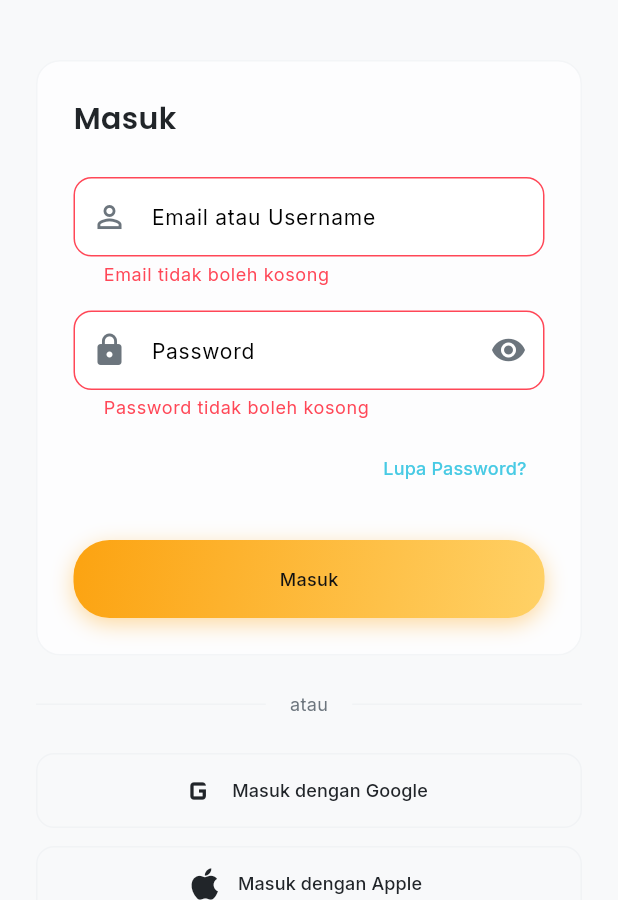
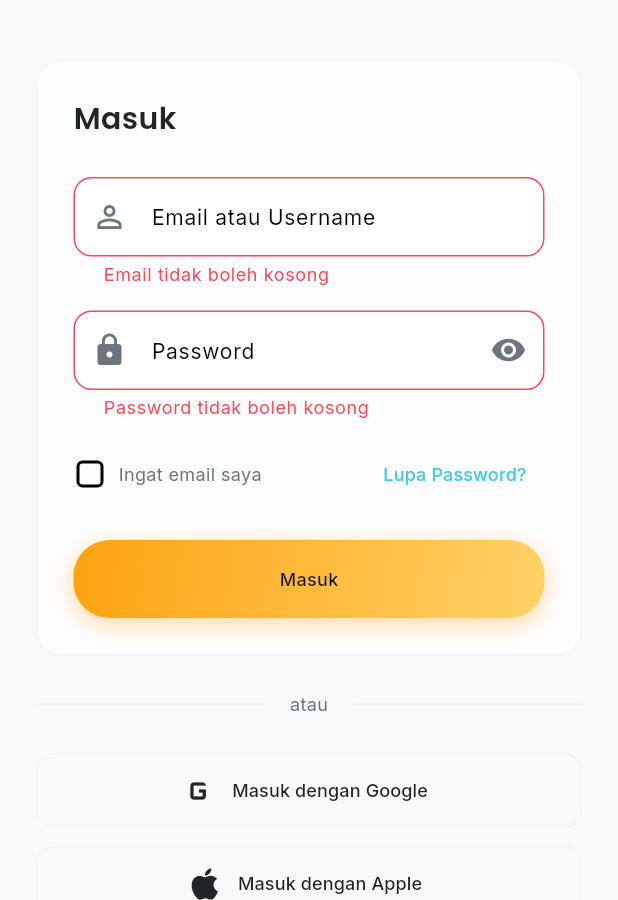
Before and after one commit to TNzRexzy/doctor_computer_flutter, a Flutter app: the LoginScreen screen opened by its route, after a tap on "Masuk", on a phone screen of 412 x 824 dp, the part 336-1236 px from its top. Run offline on Flutter 3.47's test engine with Material 3 defaults, Android fonts, the phone set to English and light mode, and no system bars; our stand-ins replace cached_network_image, flutter_dotenv, flutter_map, google_fonts, latlong2, shared_preferences and 3 more; accounts and stored records are empty; network calls fail.

Commit message:
feat(auth, orders): implement session auto-relogin, remember email option, and persistent order sync

```diff
--- a/lib/core/constants/app_constants.dart
+++ b/lib/core/constants/app_constants.dart
@@ -4,7 +4,7 @@ class AppConstants {
 
   static const String appName = 'Doctor Computer';
   static const String appTagline = 'Your Trusted Tech Partner';
-  static const String appVersion = '1.0.1-beta';
+  static const String appVersion = '1.0.2-beta';
 
   static const double standardBuildFee = 250000.0;
   static const double premiumBuildFee = 500000.0;
--- a/lib/screens/auth/login_screen.dart
+++ b/lib/screens/auth/login_screen.dart
@@ -1,5 +1,6 @@
 import 'package:flutter/material.dart';
 import 'package:provider/provider.dart';
+import 'package:shared_preferences/shared_preferences.dart';
 import 'package:doctor_computer/core/theme/app_colors.dart';
 import 'package:doctor_computer/core/theme/app_text_styles.dart';
 import 'package:doctor_computer/core/utils/validators.dart';
@@ -21,6 +22,28 @@ class _LoginScreenState extends State<LoginScreen> {
   final _emailController = TextEditingController();
   final _passwordController = TextEditingController();
   bool _obscurePassword = true;
+  bool _rememberEmail = false;
+
+  @override
+  void initState() {
+    super.initState();
+    _loadSavedEmail();
+  }
+
+  Future<void> _loadSavedEmail() async {
+    try {
+      final prefs = await SharedPreferences.getInstance();
+      final savedEmail = prefs.getString('saved_login_email');
+      if (savedEmail != null && savedEmail.isNotEmpty) {
+        setState(() {
+          _emailController.text = savedEmail;
+          _rememberEmail = true;
+        });
+      }
+    } catch (e) {
+      debugPrint('Error loading saved email: $e');
+    }
+  }
 
   @override
   void dispose() {
@@ -32,6 +55,20 @@ class _LoginScreenState extends State<LoginScreen> {
   void _login() async {
     if (_formKey.currentState?.validate() ?? false) {
       final input = _emailController.text.trim();
+      final auth = context.read<AuthProvider>();
+
+      // Persist or clear remembered email
+      try {
+        final prefs = await SharedPreferences.getInstance();
+        if (_rememberEmail) {
+          await prefs.setString('saved_login_email', input);
+        } else {
+          await prefs.remove('saved_login_email');
+        }
+      } catch (e) {
+        debugPrint('Error saving remembered email: $e');
+      }
+
       String email = input;
       if (input.toLowerCase() == 'admin') {
         email = 'admin@doctorcomputer.id';
@@ -39,14 +76,15 @@ class _LoginScreenState extends State<LoginScreen> {
         email = 'cashier@doctorcomputer.id';
       }
 
-      final success = await context.read<AuthProvider>().login(
+      final success = await auth.login(
         email,
         _passwordController.text,
       );
-      if (success && mounted) {
+      if (!mounted) return;
+      if (success) {
         Navigator.pushReplacementNamed(context, AppRouter.mainNav);
-      } else if (mounted) {
-        final errorMsg = context.read<AuthProvider>().errorMessage ?? 'Login gagal. Silakan periksa kredensial Anda.';
+      } else {
+        final errorMsg = auth.errorMessage ?? 'Login gagal. Silakan periksa kredensial Anda.';
         ScaffoldMessenger.of(context).showSnackBar(
           SnackBar(content: Text(errorMsg)),
         );
@@ -122,18 +160,54 @@ class _LoginScreenState extends State<LoginScreen> {
                         validator: Validators.validatePassword,
                         style: AppTextStyles.bodyMedium,
                       ),
-                      const SizedBox(height: 8),
-                      Align(
-                        alignment: Alignment.centerRight,
-                        child: TextButton(
-                          onPressed: () {},
-                          child: Text(
-                            'Lupa Password?',
-                            style: AppTextStyles.bodySmall.copyWith(color: AppColors.accent),
+                      const SizedBox(height: 12),
+                      Row(
+                        mainAxisAlignment: MainAxisAlignment.spaceBetween,
+                        children: [
+                          Row(
+                            mainAxisSize: MainAxisSize.min,
+                            children: [
+                              SizedBox(
+                                width: 22,
+                                height: 22,
+                                child: Checkbox(
+                                  value: _rememberEmail,
+                                  activeColor: AppColors.primary,
+                                  checkColor: AppColors.buttonText,
+                                  shape: RoundedRectangleBorder(
+                                    borderRadius: BorderRadius.circular(4),
+                                  ),
+                                  onChanged: (val) {
+                                    setState(() {
+                                      _rememberEmail = val ?? false;
+                                    });
+                                  },
+                                ),
+                              ),
+                              const SizedBox(width: 8),
+                              GestureDetector(
+                                onTap: () {
+                                  setState(() {
+                                    _rememberEmail = !_rememberEmail;
+                                  });
+                                },
+                                child: Text(
+                                  'Ingat email saya',
+                                  style: AppTextStyles.bodySmall.copyWith(color: AppColors.textSecondary),
+                                ),
+                              ),
+                            ],
                           ),
-                        ),
+                          TextButton(
+                            onPressed: () {},
+                            child: Text(
+                              'Lupa Password?',
+                              style: AppTextStyles.bodySmall.copyWith(color: AppColors.accent),
+                            ),
+                          ),
+                        ],
                       ),
-                      const SizedBox(height: 24),
+                      const SizedBox(height: 20),
                       GradientButton(
                         label: 'Masuk',
                         onPressed: _login,
--- a/pubspec.yaml
+++ b/pubspec.yaml
@@ -2,7 +2,7 @@ name: doctor_computer
 description: "A new Flutter project."
 publish_to: 'none'
 
-version: 1.0.1+2
+version: 1.0.2+3
 
 environment:
   sdk: ^3.13.2
```
Also changed, not shown: lib/data/models/cart_item_model.dart (+35 -0 lines), lib/data/models/order_model.dart (+64 -0 lines), lib/data/models/user_model.dart (+70 -0 lines), lib/main.dart (+19 -3 lines), lib/providers/auth_provider.dart (+94 -73 lines), lib/providers/order_provider.dart (+120 -65 lines), 2 other files.
